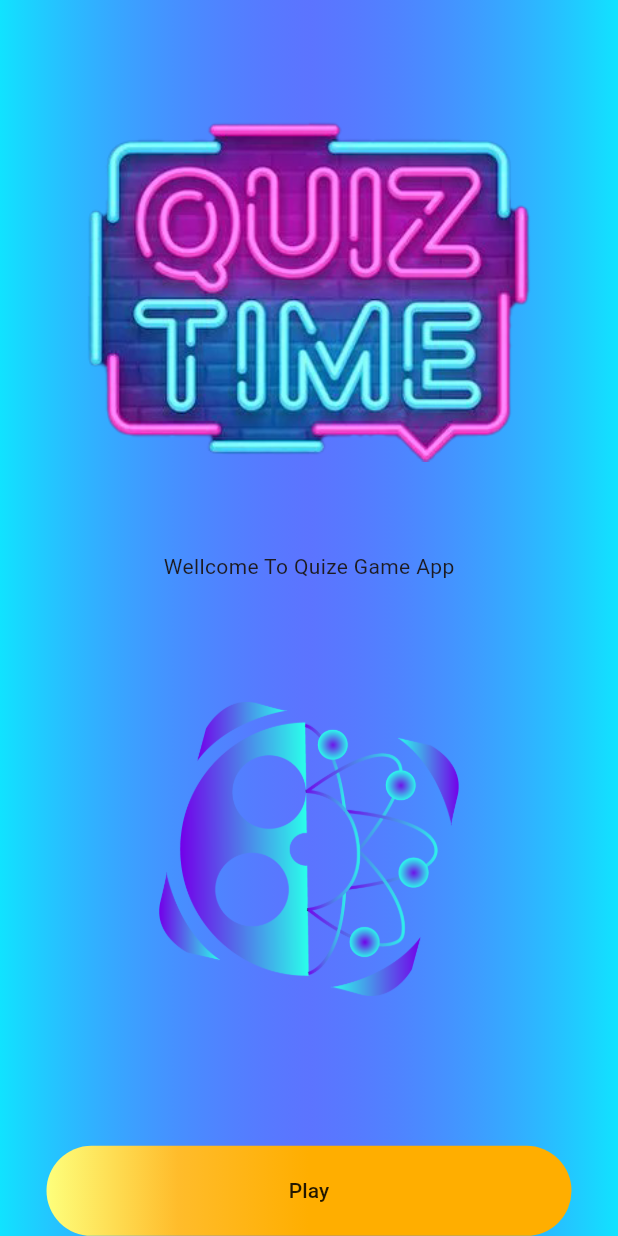
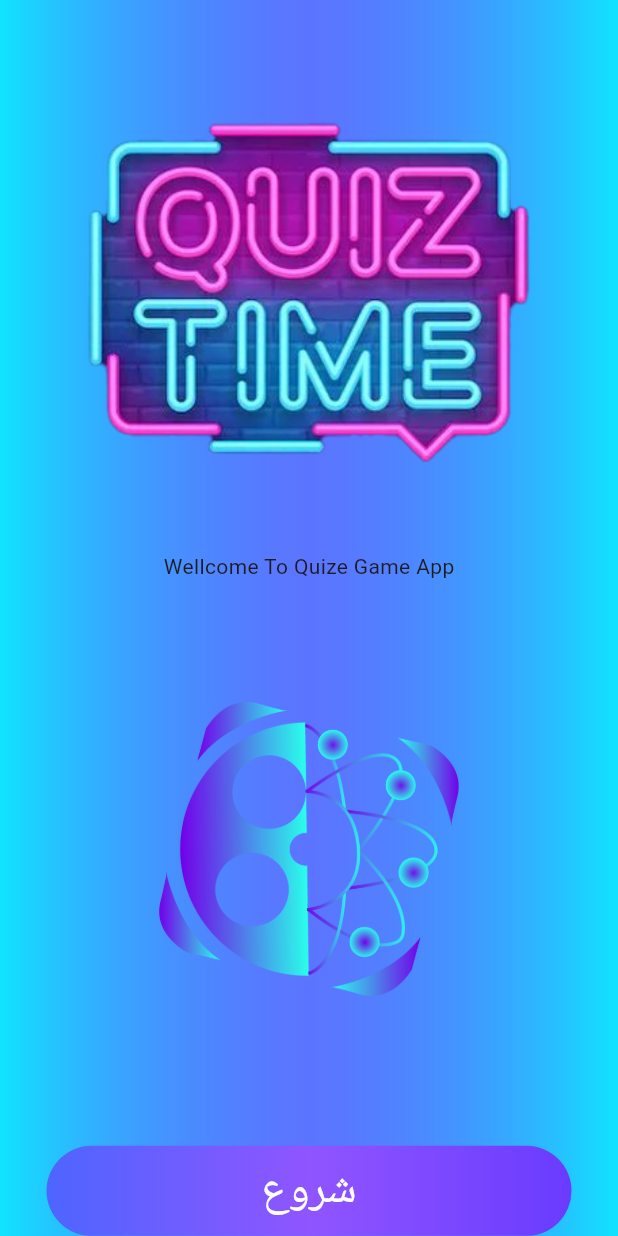
Before and after one commit to MRKalhor/Quizak, a Flutter app: the screen it shows after launch, on a phone screen of 412 x 824 dp. Run offline on Flutter 3.47's test engine with Material 3 defaults, Android fonts, the phone set to English and light mode, and no system bars.

Commit message:
change update clid hai wellcome

```diff
--- a/lib/wellcome.dart
+++ b/lib/wellcome.dart
@@ -44,11 +44,9 @@ class wellcomepage extends StatelessWidget {
                   decoration: ShapeDecoration(
                       shape: StadiumBorder(),
                       gradient: LinearGradient(colors: const [
-                        Color.fromARGB(255, 253, 255, 124),
-                        Color(0xFFFFBC2B),
-                        Color.fromARGB(255, 255, 174, 0),
-                        Color.fromARGB(255, 255, 174, 0),
-                        Color.fromARGB(255, 255, 174, 0)
+                        Color(0xFF4E65FF), // آبی روشن
+                        Color(0xFF8F55FF), // بنفش
+                        Color(0xFF6A3BFF),
                       ])),
                   child: SizedBox(
                       height: 60,
@@ -57,7 +55,13 @@ class wellcomepage extends StatelessWidget {
                           onPressed: () {
                             Navigator.pushNamed(context, '/quiz');
                           },
-                          child: Text("Play"))),
+                          child: Text(
+                            "شروع",
+                            style: TextStyle(
+                                fontStyle: FontStyle.normal,
+                                fontSize: 30,
+                                color: Colors.white),
+                          ))),
                 ),
                 SizedBox(
                   height: 30,
@@ -75,9 +79,9 @@ class wellcomepage extends StatelessWidget {
                           shape: WidgetStateProperty.all(RoundedRectangleBorder(
                               borderRadius: BorderRadius.circular(20)))),
                       child: Text(
-                        "How To Play",
+                        "راهنما ",
                         style: TextStyle(
-                            fontStyle: FontStyle.italic, fontSize: 20),
+                            fontStyle: FontStyle.normal, fontSize: 30),
                       ),
                     )),
               ],
```
Also changed, not shown: lib/main.dart (+0 -7 lines).
